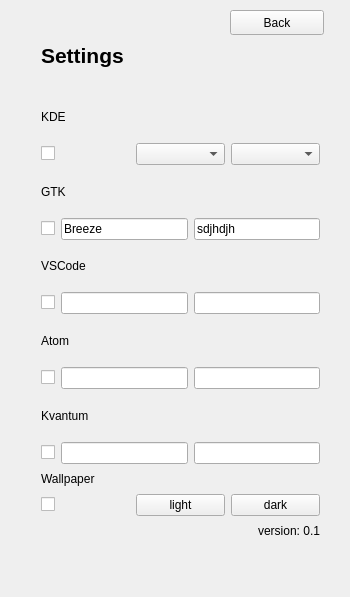
First picture: the form in src/ui/settings.ui, repository luckadletz/Yin-Yang, before the edit.
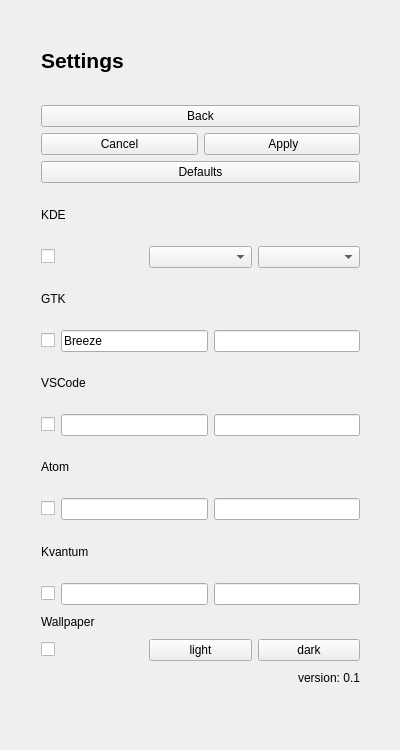
Second picture: the form after the edit. Icons and pictures are not drawn.

What changed in the file:
```diff
--- a/src/ui/settings.ui
+++ b/src/ui/settings.ui
@@ -9,8 +9,8 @@
    <rect>
     <x>0</x>
     <y>0</y>
-    <width>350</width>
-    <height>597</height>
+    <width>400</width>
+    <height>750</height>
    </rect>
   </property>
   <property name="sizePolicy">
@@ -21,14 +21,14 @@
   </property>
   <property name="minimumSize">
    <size>
-    <width>350</width>
-    <height>430</height>
+    <width>400</width>
+    <height>750</height>
    </size>
   </property>
   <property name="maximumSize">
    <size>
-    <width>350</width>
-    <height>950</height>
+    <width>400</width>
+    <height>750</height>
    </size>
   </property>
   <property name="baseSize">
@@ -50,8 +50,8 @@
      <rect>
       <x>30</x>
       <y>10</y>
-      <width>301</width>
-      <height>540</height>
+      <width>341</width>
+      <height>690</height>
      </rect>
     </property>
     <layout class="QVBoxLayout" name="verticalLayout">
@@ -69,6 +69,38 @@
        </property>
       </widget>
      </item>
+     <item>
+      <widget class="QPushButton" name="back_button">
+       <property name="text">
+        <string>Back</string>
+       </property>
+      </widget>
+     </item>
+     <item>
+      <layout class="QHBoxLayout" name="horizontalLayout_3">
+       <item>
+        <widget class="QPushButton" name="cancel_button">
+         <property name="text">
+          <string>Cancel</string>
+         </property>
+        </widget>
+       </item>
+       <item>
+        <widget class="QPushButton" name="apply_button">
+         <property name="text">
+          <string> Apply</string>
+         </property>
+        </widget>
+       </item>
+      </layout>
+     </item>
+     <item>
+      <widget class="QPushButton" name="default_button">
+       <property name="text">
+        <string>Defaults</string>
+       </property>
+      </widget>
+     </item>
      <item>
       <layout class="QVBoxLayout" name="kdesection">
        <item>
@@ -125,7 +157,7 @@
          <item>
           <widget class="QLineEdit" name="gtk_line_dark">
            <property name="text">
-            <string>sdjhdjh</string>
+            <string/>
            </property>
           </widget>
          </item>
@@ -211,7 +243,11 @@
           </widget>
          </item>
          <item>
-          <widget class="QLineEdit" name="kvantum_line_light"/>
+          <widget class="QLineEdit" name="kvantum_line_light">
+           <property name="text">
+            <string/>
+           </property>
+          </widget>
          </item>
          <item>
           <widget class="QLineEdit" name="kvantum_line_dark"/>
@@ -268,19 +304,6 @@
      </item>
     </layout>
    </widget>
-   <widget class="QPushButton" name="back_button">
-    <property name="geometry">
-     <rect>
-      <x>230</x>
-      <y>10</y>
-      <width>94</width>
-      <height>25</height>
-     </rect>
-    </property>
-    <property name="text">
-     <string>Back</string>
-    </property>
-   </widget>
   </widget>
  </widget>
  <layoutdefault spacing="6" margin="11"/>
```
